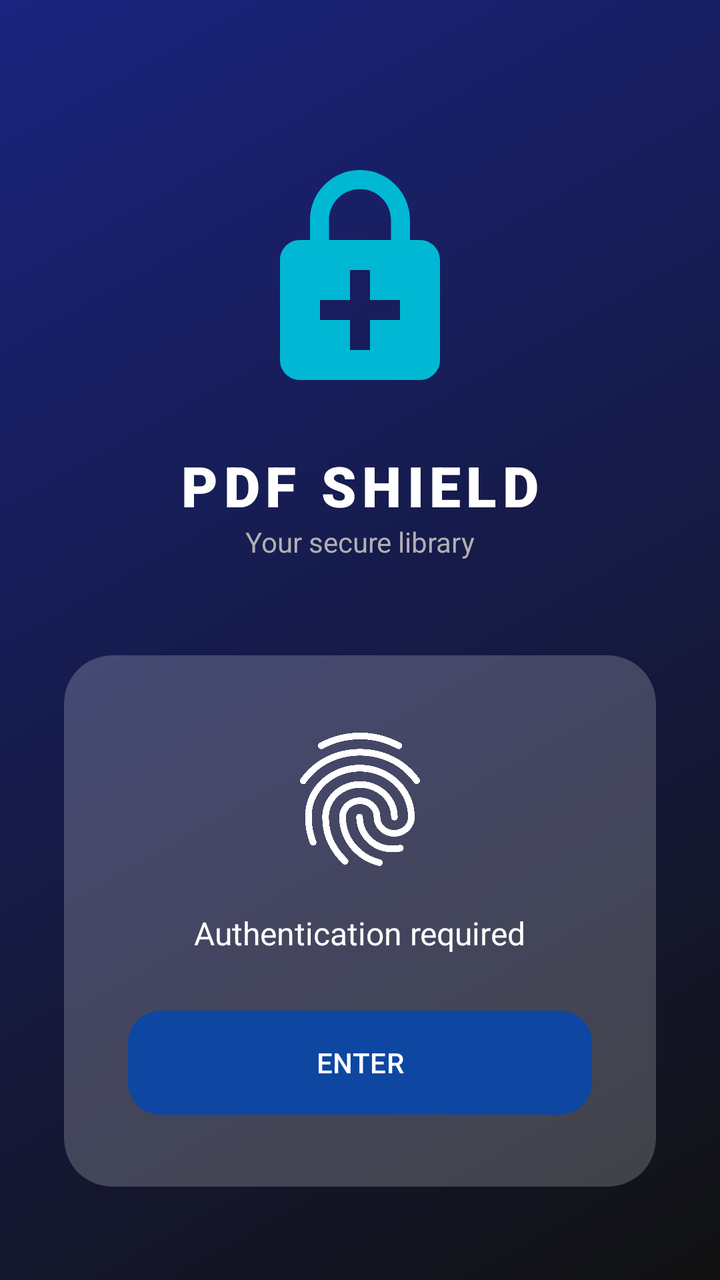
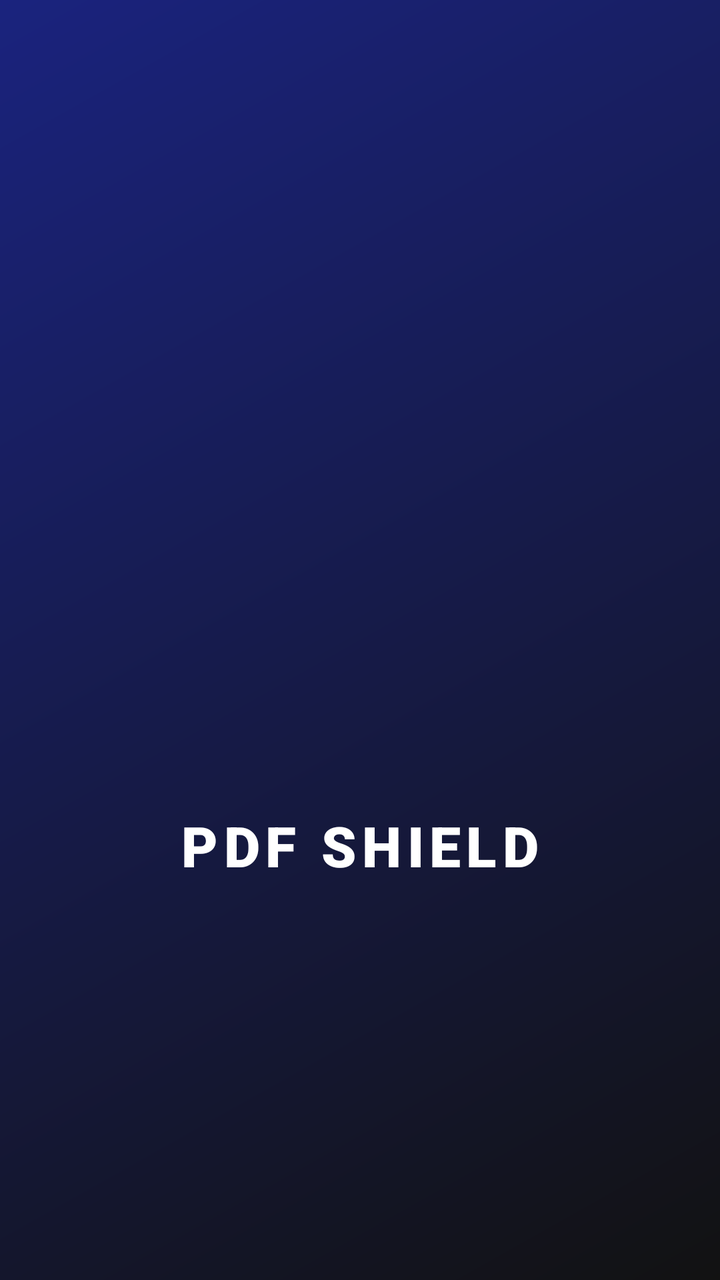

The first picture is an Android layout as it rendered before a commit; the second is the same layout after the commit. The layout source and the unified diff follow.
<!-- AndroidManifest.xml: application theme Theme.LeitorDePDFSeguro -->
<!-- res/layout/activity_welcome.xml -->
<?xml version="1.0" encoding="utf-8"?>
<androidx.constraintlayout.widget.ConstraintLayout xmlns:android="http://schemas.android.com/apk/res/android"
    xmlns:tools="http://schemas.android.com/tools"
    xmlns:app="http://schemas.android.com/apk/res-auto"
    android:layout_width="match_parent"
    android:layout_height="match_parent"
    android:background="@drawable/welcome_bg"
    tools:context="org.ferreiratechlab.leitordepdfseguro.ui.welcome.WelcomeActivity">

    <ImageView
        android:id="@+id/logo_shield"
        android:layout_width="120dp"
        android:layout_height="120dp"
        android:layout_marginTop="80dp"
        android:src="@drawable/baseline_enhanced_encryption_24"
        app:layout_constraintTop_toTopOf="parent"
        app:layout_constraintStart_toStartOf="parent"
        app:layout_constraintEnd_toEndOf="parent"
        app:tint="@color/accent_cyan" />

    <TextView
        android:id="@+id/welcome_message"
        android:layout_width="wrap_content"
        android:layout_height="wrap_content"
        android:layout_marginTop="24dp"
        android:text="@string/welcome_title"
        android:letterSpacing="0.1"
        android:textColor="@color/white"
        android:textSize="28sp"
        android:fontFamily="sans-serif-black"
        app:layout_constraintEnd_toEndOf="parent"
        app:layout_constraintStart_toStartOf="parent"
        app:layout_constraintTop_toBottomOf="@id/logo_shield" />

    <TextView
        android:layout_width="wrap_content"
        android:layout_height="wrap_content"
        android:text="@string/welcome_subtitle"
        android:textColor="@color/text_secondary"
        android:textSize="14sp"
        app:layout_constraintTop_toBottomOf="@id/welcome_message"
        app:layout_constraintStart_toStartOf="parent"
        app:layout_constraintEnd_toEndOf="parent" />

    <androidx.cardview.widget.CardView
        android:id="@+id/auth_card"
        android:layout_width="match_parent"
        android:layout_height="wrap_content"
        android:layout_margin="32dp"
        app:cardCornerRadius="24dp"
        app:cardBackgroundColor="#33FFFFFF"
        app:cardElevation="0dp"
        app:layout_constraintBottom_toBottomOf="parent"
        app:layout_constraintTop_toBottomOf="@id/welcome_message"
        app:layout_constraintVertical_bias="0.7">

        <LinearLayout
            android:layout_width="match_parent"
            android:layout_height="wrap_content"
            android:orientation="vertical"
            android:padding="32dp"
            android:gravity="center">

            <ImageView
                android:id="@+id/fingerprint_icon"
                android:layout_width="80dp"
                android:layout_height="80dp"
                android:src="@drawable/ic_fingerprint"
                app:tint="@color/white" />

            <TextView
                android:id="@+id/fingerprint_text"
                android:layout_width="wrap_content"
                android:layout_height="wrap_content"
                android:layout_marginTop="16dp"
                android:text="@string/waiting_for_fingerprint"
                android:textColor="@color/white"
                android:textSize="16sp" />

            <com.google.android.material.button.MaterialButton
                android:id="@+id/authenticate_button"
                style="@style/Widget.Material3.Button.TonalButton"
                android:layout_width="match_parent"
                android:layout_height="60dp"
                android:layout_marginTop="24dp"
                android:text="@string/auth_button"
                android:textColor="@color/white"
                app:cornerRadius="16dp"
                app:backgroundTint="@color/primary_security" />

        </LinearLayout>
    </androidx.cardview.widget.CardView>

</androidx.constraintlayout.widget.ConstraintLayout>
<!-- resources referenced by this layout -->
<resources>
  <color name="accent_cyan">#00B8D4</color>
  <color name="primary_security">#0D47A1</color>
  <color name="text_secondary">#B0B0B0</color>
  <color name="white">#FFFFFFFF</color>
  <!-- drawable baseline_enhanced_encryption_24 (drawable) -->
  <vector xmlns:android="http://schemas.android.com/apk/res/android" android:height="24dp" android:tint="#000000" android:viewportHeight="24" android:viewportWidth="24" android:width="24dp">
        
      <path android:fillColor="@android:color/white" android:pathData="M18,8h-1V6c0,-2.76 -2.24,-5 -5,-5S7,3.24 7,6v2H6c-1.1,0 -2,0.9 -2,2v10c0,1.1 0.9,2 2,2h12c1.1,0 2,-0.9 2,-2V10c0,-1.1 -0.9,-2 -2,-2zM8.9,6c0,-1.71 1.39,-3.1 3.1,-3.1s3.1,1.39 3.1,3.1v2H8.9V6zM16,16h-3v3h-2v-3H8v-2h3v-3h2v3h3v2z"/>
      
  </vector>
  <!-- drawable ic_fingerprint: vector/xml drawable (drawable, 2369 chars, omitted) -->
  <!-- drawable welcome_bg (drawable) -->
  <?xml version="1.0" encoding="utf-8"?>
  <shape xmlns:android="http://schemas.android.com/apk/res/android">
      <gradient
          android:startColor="#121212"
          android:endColor="#1A237E"
          android:angle="135" />
  </shape>
  <string name="auth_button">ENTER</string>
  <string name="waiting_for_fingerprint">Authentication required</string>
  <string name="welcome_subtitle">Your secure library</string>
  <string name="welcome_title">PDF SHIELD</string>
  <style name="Theme.LeitorDePDFSeguro" parent="Base.Theme.LeitorDePDFSeguro" />
  <style name="Base.Theme.LeitorDePDFSeguro" parent="Theme.Material3.DayNight.NoActionBar">
          <item name="colorPrimary">@color/primary_security</item>
          <item name="colorSecondary">@color/accent_cyan</item>
          <item name="android:windowBackground">@color/background_dark</item>
          <item name="android:textColorPrimary">@color/text_primary</item>
          <item name="android:textColorSecondary">@color/text_secondary</item>
  
          
          <item name="alertDialogTheme">@style/CustomDialogTheme</item>
      </style>
  <color name="background_dark">#121212</color>
  <color name="text_primary">#E1E1E1</color>
  <!-- drawable dialog_background_rounded (drawable) -->
  <?xml version="1.0" encoding="utf-8"?>
  <inset xmlns:android="http://schemas.android.com/apk/res/android"
      android:insetLeft="16dp"
      android:insetTop="16dp"
      android:insetRight="16dp"
      android:insetBottom="16dp">
      <shape android:shape="rectangle">
          <solid android:color="@color/surface_dark" />
          <corners android:radius="24dp" />
      </shape>
  </inset>
  <style name="CustomDialogTextAppearance" parent="TextAppearance.Material3.BodyMedium">
          <item name="android:textColor">@color/white</item>
      </style>
  <style name="DialogButtonStyle" parent="Widget.Material3.Button.TextButton.Dialog">
          <item name="android:textColor">@color/accent_cyan</item>
      </style>
  <color name="surface_dark">#1E1E1E</color>
  <!-- unchanged entries left out for length: 1 -->
</resources>

<!-- the commit's change to res/layout/activity_welcome.xml (unified diff, before → after) -->
@@ -11,12 +11,12 @@
         android:id="@+id/logo_shield"
         android:layout_width="120dp"
         android:layout_height="120dp"
-        android:layout_marginTop="80dp"
-        android:src="@drawable/baseline_enhanced_encryption_24"
+        android:src="@mipmap/ic_launcher"
         app:layout_constraintTop_toTopOf="parent"
+        app:layout_constraintBottom_toBottomOf="parent"
         app:layout_constraintStart_toStartOf="parent"
         app:layout_constraintEnd_toEndOf="parent"
-        app:tint="@color/accent_cyan" />
+        android:contentDescription="@string/app_name" />
 
     <TextView
         android:id="@+id/welcome_message"
@@ -32,63 +32,61 @@
         app:layout_constraintStart_toStartOf="parent"
         app:layout_constraintTop_toBottomOf="@id/logo_shield" />
 
-    <TextView
-        android:layout_width="wrap_content"
-        android:layout_height="wrap_content"
-        android:text="@string/welcome_subtitle"
-        android:textColor="@color/text_secondary"
-        android:textSize="14sp"
-        app:layout_constraintTop_toBottomOf="@id/welcome_message"
+    <ProgressBar
+        android:id="@+id/loading_bar"
+        android:layout_width="40dp"
+        android:layout_height="40dp"
+        android:layout_marginBottom="48dp"
+        app:layout_constraintBottom_toBottomOf="parent"
+        app:layout_constraintStart_toStartOf="parent"
+        app:layout_constraintEnd_toEndOf="parent"
+        android:indeterminateTint="@color/accent_cyan" />
+
+    <com.google.android.material.button.MaterialButton
+        android:id="@+id/authenticate_button"
+        style="@style/Widget.Material3.Button.TonalButton"
+        android:layout_width="200dp"
+        android:layout_height="60dp"
+        android:layout_marginBottom="48dp"
+        android:text="@string/auth_button"
+        android:textColor="@color/white"
+        android:visibility="gone"
+        app:cornerRadius="16dp"
+        app:backgroundTint="@color/primary_security"
+        app:layout_constraintBottom_toBottomOf="parent"
         app:layout_constraintStart_toStartOf="parent"
         app:layout_constraintEnd_toEndOf="parent" />
 
-    <androidx.cardview.widget.CardView
-        android:id="@+id/auth_card"
-        android:layout_width="match_parent"
+    <LinearLayout
+        android:id="@+id/biometric_toggle_container"
+        android:layout_width="wrap_content"
         android:layout_height="wrap_content"
-        android:layout_margin="32dp"
-        app:cardCornerRadius="24dp"
-        app:cardBackgroundColor="#33FFFFFF"
-        app:cardElevation="0dp"
-        app:layout_constraintBottom_toBottomOf="parent"
-        app:layout_constraintTop_toBottomOf="@id/welcome_message"
-        app:layout_constraintVertical_bias="0.7">
+        android:orientation="horizontal"
+        android:gravity="center_vertical"
+        android:layout_marginBottom="24dp"
+        android:paddingHorizontal="16dp"
+        android:paddingVertical="8dp"
+        android:background="@drawable/button_background"
+        android:backgroundTint="#1AFFFFFF"
+        android:visibility="gone"
+        app:layout_constraintBottom_toTopOf="@id/authenticate_button"
+        app:layout_constraintStart_toStartOf="parent"
+        app:layout_constraintEnd_toEndOf="parent">
 
-        <LinearLayout
-            android:layout_width="match_parent"
+        <TextView
+            android:layout_width="wrap_content"
             android:layout_height="wrap_content"
-            android:orientation="vertical"
-            android:padding="32dp"
-            android:gravity="center">
+            android:text="@string/biometric_toggle_label"
+            android:textColor="@color/white"
+            android:textSize="14sp"
+            android:layout_marginEnd="12dp" />
 
-            <ImageView
-                android:id="@+id/fingerprint_icon"
-                android:layout_width="80dp"
-                android:layout_height="80dp"
-                android:src="@drawable/ic_fingerprint"
-                app:tint="@color/white" />
-
-            <TextView
-                android:id="@+id/fingerprint_text"
-                android:layout_width="wrap_content"
-                android:layout_height="wrap_content"
-                android:layout_marginTop="16dp"
-                android:text="@string/waiting_for_fingerprint"
-                android:textColor="@color/white"
-                android:textSize="16sp" />
-
-            <com.google.android.material.button.MaterialButton
-                android:id="@+id/authenticate_button"
-                style="@style/Widget.Material3.Button.TonalButton"
-                android:layout_width="match_parent"
-                android:layout_height="60dp"
-                android:layout_marginTop="24dp"
-                android:text="@string/auth_button"
-                android:textColor="@color/white"
-                app:cornerRadius="16dp"
-                app:backgroundTint="@color/primary_security" />
-
-        </LinearLayout>
-    </androidx.cardview.widget.CardView>
+        <androidx.appcompat.widget.SwitchCompat
+            android:id="@+id/biometric_switch"
+            android:layout_width="wrap_content"
+            android:layout_height="wrap_content"
+            app:thumbTint="@color/accent_cyan"
+            app:trackTint="@color/text_secondary" />
+    </LinearLayout>
 
 </androidx.constraintlayout.widget.ConstraintLayout>
<!-- resource entries referenced after the edit -->
@@ -4,13 +4,26 @@
   <color name="primary_security">#0D47A1</color>
   <color name="text_secondary">#B0B0B0</color>
   <color name="white">#FFFFFFFF</color>
-  <!-- drawable baseline_enhanced_encryption_24 (drawable) -->
-  <vector xmlns:android="http://schemas.android.com/apk/res/android" android:height="24dp" android:tint="#000000" android:viewportHeight="24" android:viewportWidth="24" android:width="24dp">
-        
-      <path android:fillColor="@android:color/white" android:pathData="M18,8h-1V6c0,-2.76 -2.24,-5 -5,-5S7,3.24 7,6v2H6c-1.1,0 -2,0.9 -2,2v10c0,1.1 0.9,2 2,2h12c1.1,0 2,-0.9 2,-2V10c0,-1.1 -0.9,-2 -2,-2zM8.9,6c0,-1.71 1.39,-3.1 3.1,-3.1s3.1,1.39 3.1,3.1v2H8.9V6zM16,16h-3v3h-2v-3H8v-2h3v-3h2v3h3v2z"/>
-      
-  </vector>
-  <!-- drawable ic_fingerprint: vector/xml drawable (drawable, 2369 chars, omitted) -->
+  <!-- drawable button_background (drawable) -->
+  <?xml version="1.0" encoding="utf-8"?>
+  <layer-list xmlns:android="http://schemas.android.com/apk/res/android">
+      <item>
+          <shape>
+              <solid android:color="#6E8EFF" />
+              <corners android:radius="8dp" />
+          </shape>
+      </item>
+      <item>
+          <shape>
+              <gradient
+                  android:angle="45"
+                  android:endColor="#FF7E79"
+                  android:startColor="#6E8EFF"
+                  android:type="linear" />
+              <corners android:radius="8dp" />
+          </shape>
+      </item>
+  </layer-list>
   <!-- drawable welcome_bg (drawable) -->
   <?xml version="1.0" encoding="utf-8"?>
   <shape xmlns:android="http://schemas.android.com/apk/res/android">
@@ -19,9 +32,15 @@
           android:endColor="#1A237E"
           android:angle="135" />
   </shape>
+  <!-- mipmap ic_launcher (mipmap-anydpi-v26) -->
+  <?xml version="1.0" encoding="utf-8"?>
+  <adaptive-icon xmlns:android="http://schemas.android.com/apk/res/android">
+    <background android:drawable="@mipmap/ic_launcher_adaptive_back"/>
+    <foreground android:drawable="@mipmap/ic_launcher_adaptive_fore"/>
+  </adaptive-icon>
+  <string name="app_name">PDF Shield</string>
   <string name="auth_button">ENTER</string>
-  <string name="waiting_for_fingerprint">Authentication required</string>
-  <string name="welcome_subtitle">Your secure library</string>
+  <string name="biometric_toggle_label">Enable Fingerprint Login</string>
   <string name="welcome_title">PDF SHIELD</string>
   <style name="Theme.LeitorDePDFSeguro" parent="Base.Theme.LeitorDePDFSeguro" />
   <style name="Base.Theme.LeitorDePDFSeguro" parent="Theme.Material3.DayNight.NoActionBar">
